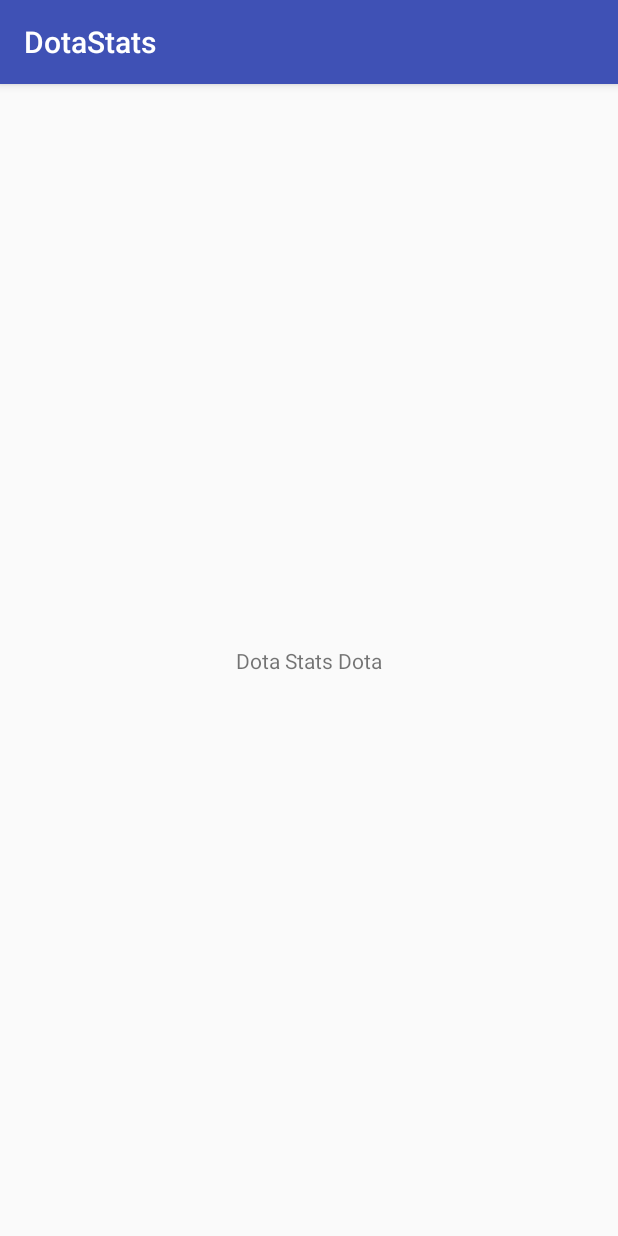
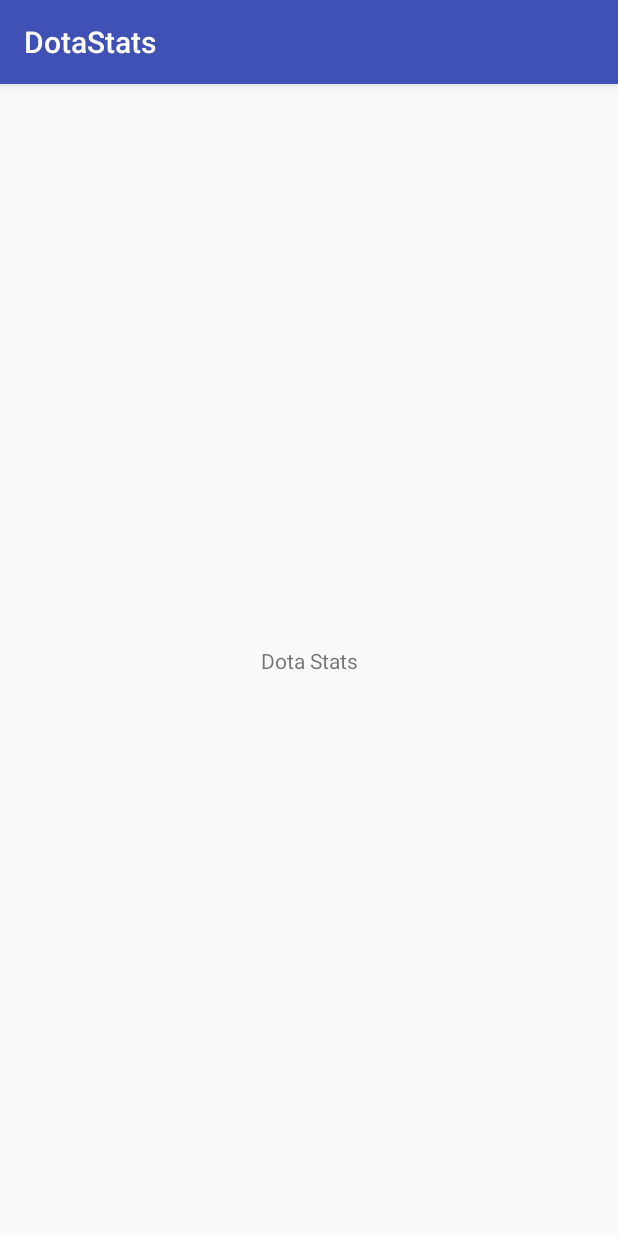
Before and after one commit to MattPilau/DotaStats, an Android app: the screen it shows after launch (MainActivity), on a phone screen of 412 x 824 dp. Run offline under Robolectric (Android 15) with nearby library versions, the phone set to English and light mode, and no system bars.

Commit message:
update String welcome

```diff
--- a/app/src/main/res/layout/activity_main.xml
+++ b/app/src/main/res/layout/activity_main.xml
@@ -9,7 +9,7 @@
     <TextView
         android:layout_width="wrap_content"
         android:layout_height="wrap_content"
-        android:text="Dota Stats Dota"
+        android:text="Dota Stats"
         app:layout_constraintBottom_toBottomOf="parent"
         app:layout_constraintLeft_toLeftOf="parent"
         app:layout_constraintRight_toRightOf="parent"
```
